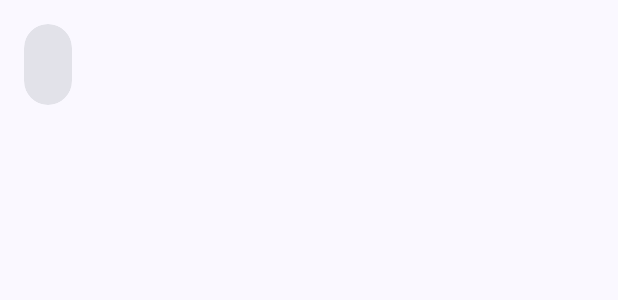
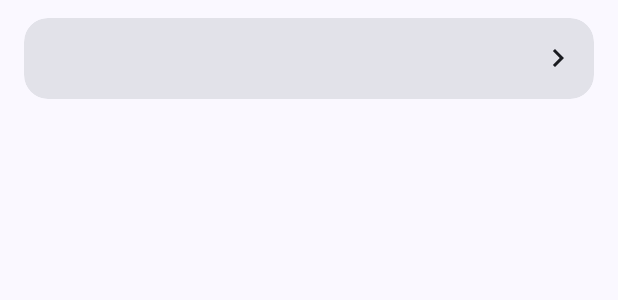
Before and after one commit to polodarb/RDogs, an Android app: the layout list_of_breeds_rv_item.xml on its own in the app's theme, with its tools: preview values and no code run, on a phone screen of 412 x 824 dp. Shown: the top 300 px of the screen. Run offline under Robolectric (Android 15) with nearby library versions, the phone set to English and light mode, and no system bars; network calls fail.

Commit message:
Implemented network request and bound to RecyclerView

```diff
--- a/app/src/main/AndroidManifest.xml
+++ b/app/src/main/AndroidManifest.xml
@@ -1,6 +1,8 @@
 <?xml version="1.0" encoding="utf-8"?>
 <manifest xmlns:android="http://schemas.android.com/apk/res/android"
     xmlns:tools="http://schemas.android.com/tools">
+
+    <uses-permission android:name="android.permission.INTERNET"/>
 
     <application
         android:name=".ui.SupportDynamicColor"
--- a/app/src/main/java/com/polodarb/rdogs/data/model/ListOfBreedsModel.kt
+++ b/app/src/main/java/com/polodarb/rdogs/data/model/ListOfBreedsModel.kt
@@ -1,6 +1,6 @@
 package com.polodarb.rdogs.data.model
 
 data class ListOfBreedsModel(
-    val name: String,
-    val photo: Int
+    val status: String,
+    val message: Map<String, List<String>>
 )
--- /dev/null
+++ b/app/src/main/java/com/polodarb/rdogs/data/repository/Repository.kt
@@ -0,0 +1,6 @@
+package com.polodarb.rdogs.data.repository
+
+import com.polodarb.rdogs.data.remote.API
+
+class Repository(private val remote: API) {
+}
--- /dev/null
+++ b/app/src/main/res/drawable/arrow.xml
@@ -0,0 +1,5 @@
+<vector android:autoMirrored="true" android:height="24dp"
+    android:tint="#000000" android:viewportHeight="24"
+    android:viewportWidth="24" android:width="24dp" xmlns:android="http://schemas.android.com/apk/res/android">
+    <path android:fillColor="@android:color/white" android:pathData="M6.23,20.23l1.77,1.77l10,-10l-10,-10l-1.77,1.77l8.23,8.23z"/>
+</vector>
--- /dev/null
+++ b/app/src/main/res/drawable/ic_arrow.xml
@@ -0,0 +1,5 @@
+<vector android:autoMirrored="true" android:height="24dp"
+    android:tint="?attr/colorOnSurface" android:viewportHeight="24"
+    android:viewportWidth="24" android:width="24dp" xmlns:android="http://schemas.android.com/apk/res/android">
+    <path android:fillColor="@android:color/white" android:pathData="M8.59,16.59L13.17,12 8.59,7.41 10,6l6,6 -6,6 -1.41,-1.41z"/>
+</vector>
--- a/app/src/main/res/drawable/image_view_round_corner.xml
+++ /dev/null
@@ -1,6 +0,0 @@
-<?xml version="1.0" encoding="utf-8"?>
-<shape xmlns:android="http://schemas.android.com/apk/res/android"
-    android:shape="rectangle">
-    <corners android:radius="22dp" />
-
-</shape>
--- a/app/src/main/res/layout/list_of_breeds.xml
+++ b/app/src/main/res/layout/list_of_breeds.xml
@@ -42,8 +42,8 @@
         android:clipToPadding="false"
         android:paddingBottom="12dp"
         android:scrollbars="vertical"
-        app:layoutManager="androidx.recyclerview.widget.GridLayoutManager"
+        app:layoutManager="androidx.recyclerview.widget.LinearLayoutManager"
+        android:orientation="vertical"
         app:layout_behavior="@string/appbar_scrolling_view_behavior"
-        app:spanCount="2"
         tools:listitem="@layout/list_of_breeds_rv_item" />
 </androidx.coordinatorlayout.widget.CoordinatorLayout>
--- a/app/src/main/res/layout/list_of_breeds_rv_item.xml
+++ b/app/src/main/res/layout/list_of_breeds_rv_item.xml
@@ -3,38 +3,35 @@
     xmlns:app="http://schemas.android.com/apk/res-auto"
     android:id="@+id/card"
     style="@style/Widget.Material3.CardView.Filled"
-    android:layout_width="wrap_content"
+    android:layout_width="match_parent"
     android:layout_height="wrap_content"
-    android:layout_margin="16dp"
-    app:cardCornerRadius="22dp">
+    android:layout_marginHorizontal="16dp"
+    android:layout_marginVertical="12dp"
+    android:clickable="true"
+    android:focusable="true"
+    app:cardCornerRadius="16dp">
 
-    <androidx.constraintlayout.widget.ConstraintLayout
+    <androidx.appcompat.widget.LinearLayoutCompat
         android:layout_width="match_parent"
-        android:layout_height="match_parent">
-
-        <ImageView
-            android:id="@+id/breedPhoto"
-            android:layout_width="match_parent"
-            android:layout_height="0dp"
-            android:background="@drawable/image_view_round_corner"
-            android:scaleType="centerCrop"
-            android:clipToOutline="true"
-            app:layout_constraintDimensionRatio="H,1:1"
-            app:layout_constraintEnd_toEndOf="parent"
-            app:layout_constraintStart_toStartOf="parent"
-            app:layout_constraintTop_toTopOf="parent" />
+        android:layout_height="match_parent"
+        android:orientation="horizontal">
 
         <TextView
             android:id="@+id/breedName"
             android:layout_width="match_parent"
             android:layout_height="wrap_content"
             android:layout_margin="16dp"
-            android:textAppearance="?attr/textAppearanceTitleMedium"
-            app:layout_constraintBottom_toBottomOf="parent"
-            app:layout_constraintEnd_toEndOf="parent"
-            app:layout_constraintHorizontal_bias="0"
-            app:layout_constraintStart_toStartOf="parent"
-            app:layout_constraintTop_toBottomOf="@+id/breedPhoto" />
+            android:layout_weight="1"
+            android:textAppearance="?attr/textAppearanceTitleMedium" />
 
-    </androidx.constraintlayout.widget.ConstraintLayout>
+        <ImageView
+            android:layout_width="wrap_content"
+            android:layout_height="wrap_content"
+            android:layout_gravity="center_vertical"
+            android:layout_marginEnd="12dp"
+            android:src="@drawable/ic_arrow" />
+
+    </androidx.appcompat.widget.LinearLayoutCompat>
+
+
 </com.google.android.material.card.MaterialCardView>
```
Also changed, not shown: app/build.gradle (+13 -6 lines), app/src/main/java/com/polodarb/rdogs/data/remote/API.kt (added, +27 -0 lines), app/src/main/java/com/polodarb/rdogs/ui/fragments/ListOfBreedsFragment.kt (+22 -19 lines), app/src/main/java/com/polodarb/rdogs/ui/recyclers/ListOfBreedsRV.kt (+21 -9 lines), app/src/main/java/com/polodarb/rdogs/utils/Utils.kt (added, +19 -0 lines).
